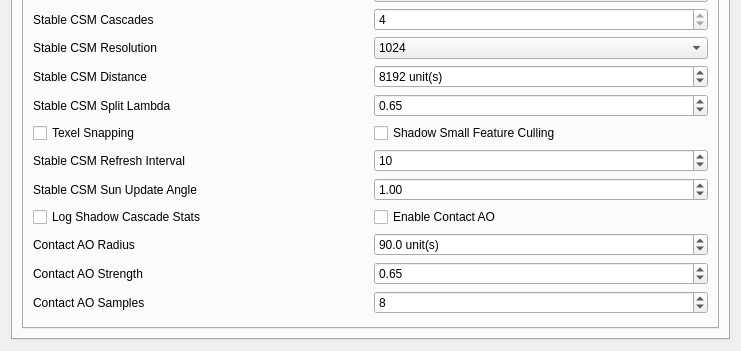
Above: apps/launcher/ui/settingspage.ui from neuchatech/openmw before the change; both pictures show x 0 to 741 and y 293 to 644 of the 741 by 644 pixel window. Below: the same form after it.
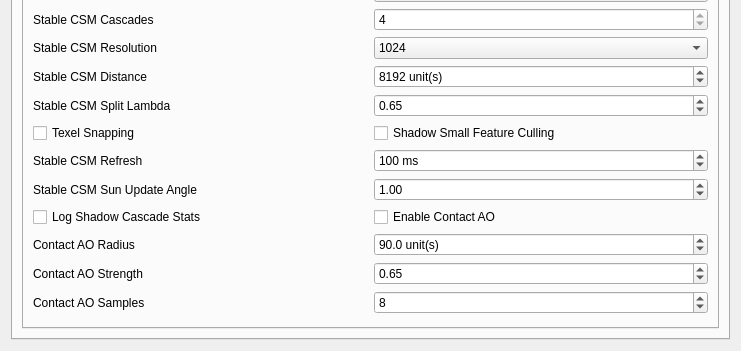
That is the form after the change. The open tabs and pages were chosen to show the change.

Commit message: Use milliseconds for stable CSM refresh interval

```diff
--- a/apps/launcher/ui/settingspage.ui
+++ b/apps/launcher/ui/settingspage.ui
@@ -1171,23 +1171,26 @@
                   <string>&lt;html&gt;&lt;head/&gt;&lt;body&gt;&lt;p&gt;Minimum number of frames between stable CSM shadow map refreshes after a cascade needs updating. A value of 10 is roughly 10 Hz at 100 FPS.&lt;/p&gt;&lt;/body&gt;&lt;/html&gt;</string>
                  </property>
                  <property name="text">
-                  <string>Stable CSM Refresh Interval</string>
+                  <string>Stable CSM Refresh</string>
                  </property>
                 </widget>
                </item>
                <item row="15" column="1">
                 <widget class="QSpinBox" name="stableCsmUpdateIntervalSpinBox">
                  <property name="toolTip">
-                  <string>&lt;html&gt;&lt;head/&gt;&lt;body&gt;&lt;p&gt;Minimum number of frames between stable CSM shadow map refreshes after a cascade needs updating. A value of 10 is roughly 10 Hz at 100 FPS.&lt;/p&gt;&lt;/body&gt;&lt;/html&gt;</string>
+                  <string>&lt;html&gt;&lt;head/&gt;&lt;body&gt;&lt;p&gt;Minimum time in milliseconds between stable CSM shadow map refreshes after a cascade needs updating. 100 ms updates at most 10 times per second.&lt;/p&gt;&lt;/body&gt;&lt;/html&gt;</string>
+                 </property>
+                 <property name="suffix">
+                  <string> ms</string>
                  </property>
                  <property name="minimum">
-                  <number>6</number>
+                  <number>16</number>
                  </property>
                  <property name="maximum">
-                  <number>60</number>
+                  <number>1000</number>
                  </property>
                  <property name="value">
-                  <number>10</number>
+                  <number>100</number>
                  </property>
                 </widget>
                </item>
```
Left out of the diff: 2 changed lines with no effect on the pictures. The commit also changes 7 other files.
